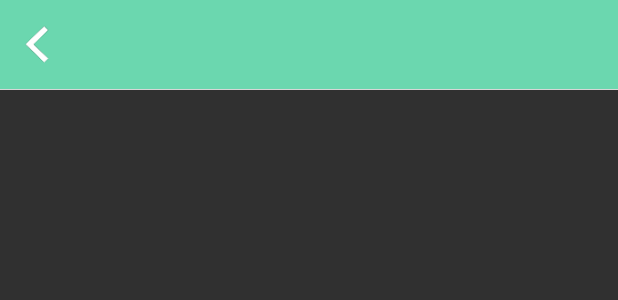
After one commit to givemepassxd999/public.example.wanttospeak, an Android app: the layout dialog_layout.xml on its own in the app's theme, with its tools: preview values and no code run, on a phone screen of 412 x 824 dp. The commit adds this screen. Shown: the top 300 px of the screen. Run offline under Robolectric (Android 15) with nearby library versions, the phone set to English and light mode, and no system bars.

Commit message:
add common dialog

```diff
--- a/app/src/main/res/layout/activity_main.xml
+++ b/app/src/main/res/layout/activity_main.xml
@@ -30,6 +30,7 @@
                 android:layout_alignParentBottom="true"
                 />
             <View
+                android:id="@+id/add_item"
                 android:layout_height="32dp"
                 android:layout_width="32dp"
                 android:layout_marginRight="10dp"
--- /dev/null
+++ b/app/src/main/res/layout/dialog_layout.xml
@@ -0,0 +1,34 @@
+<?xml version="1.0" encoding="utf-8"?>
+<RelativeLayout xmlns:android="http://schemas.android.com/apk/res/android"
+    android:layout_width="match_parent"
+    android:layout_height="match_parent"
+    >
+    <RelativeLayout
+        android:layout_width="match_parent"
+        android:layout_height="60dp"
+        android:id="@+id/navi_bar"
+        android:background="#6bd7af"
+        >
+        <View
+            android:layout_centerVertical="true"
+            android:layout_width="30dp"
+            android:layout_height="30dp"
+            android:layout_marginLeft="10dp"
+            android:id="@+id/navi_back"
+            android:background="@drawable/navi_icon_back"
+            />
+        <View
+            android:layout_width="match_parent"
+            android:layout_height="1px"
+            android:background="#d7d7d7"
+            android:layout_alignParentBottom="true"/>
+    </RelativeLayout>
+    <LinearLayout
+        android:layout_below="@id/navi_bar"
+        android:id="@+id/dialog_layout"
+        android:layout_width="match_parent"
+        android:layout_height="match_parent"
+        android:orientation="vertical"
+        />
+
+</RelativeLayout>
--- a/app/src/main/res/values/styles.xml
+++ b/app/src/main/res/values/styles.xml
@@ -2,4 +2,8 @@
     <style name="AppTheme" parent="Theme.AppCompat.Light.DarkActionBar">
         <item name="android:windowNoTitle">true</item>
     </style>
+    <style name="dialog_animation">
+        <item name="android:windowEnterAnimation">@anim/anim_activity_slide_in_right</item>
+        <item name="android:windowExitAnimation">@anim/anim_activity_slide_out_right</item>
+    </style>
 </resources>
```
Also changed, not shown: app/src/main/java/com/example/givemepass/wanttospeak/MainActivity.java (+12 -1 lines), app/src/main/java/com/example/wanttospeak/CommonDialog.java (added, +42 -0 lines), app/src/main/res/anim/anim_activity_slide_in_left.xml (added, +7 -0 lines), app/src/main/res/anim/anim_activity_slide_in_right.xml (added, +7 -0 lines), app/src/main/res/anim/anim_activity_slide_out_left.xml (added, +7 -0 lines), app/src/main/res/anim/anim_activity_slide_out_right.xml (added, +7 -0 lines), app/src/main/res/drawable-mdpi/navi_icon_back.png (added), app/src/main/res/drawable-xxhdpi/navi_icon_back.png (added), 1 other file.
